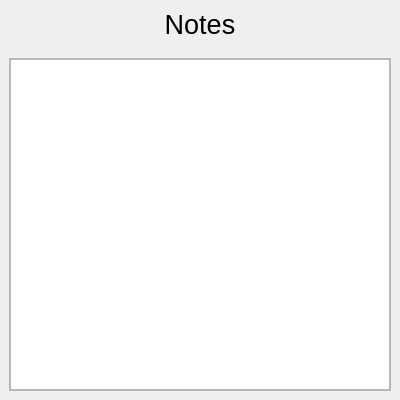
This is MyEverydayApp/src/NotesWidget.ui in Gusarov2906/MyEverydayApp as Qt 5 draws it before an edit. The edited form follows.
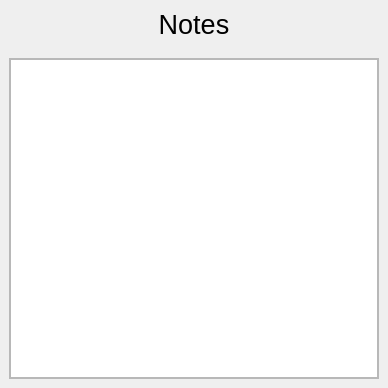
This is the edited form.

Diff of the .ui file:
```diff
--- a/MyEverydayApp/src/NotesWidget.ui
+++ b/MyEverydayApp/src/NotesWidget.ui
@@ -6,14 +6,20 @@
    <rect>
     <x>0</x>
     <y>0</y>
-    <width>400</width>
-    <height>400</height>
+    <width>388</width>
+    <height>388</height>
    </rect>
   </property>
   <property name="minimumSize">
    <size>
-    <width>400</width>
-    <height>400</height>
+    <width>388</width>
+    <height>388</height>
+   </size>
+  </property>
+  <property name="maximumSize">
+   <size>
+    <width>388</width>
+    <height>388</height>
    </size>
   </property>
   <property name="windowTitle">
@@ -92,8 +98,8 @@
           <rect>
            <x>0</x>
            <y>0</y>
-           <width>380</width>
-           <height>330</height>
+           <width>368</width>
+           <height>318</height>
           </rect>
          </property>
          <layout class="QVBoxLayout" name="verticalLayout_3">
```
